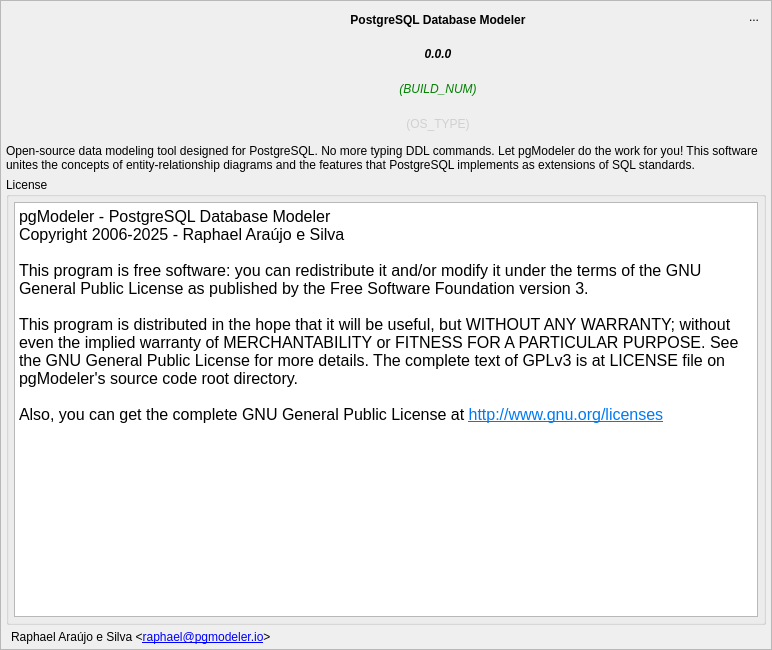
Above: libs/libgui/ui/widgets/aboutwidget.ui from arichiardi/pgmodeler before the change. Below: the same form after it.
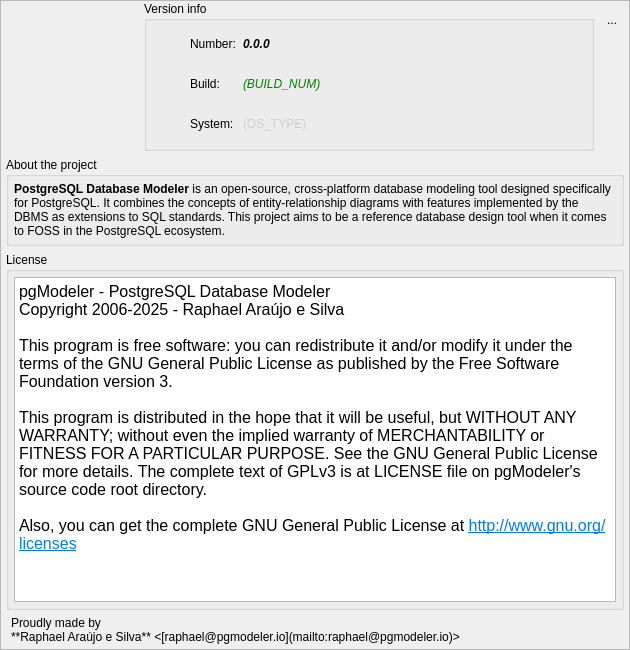
That is the form after the change. Icons and pictures are not drawn.

Commit message: Rearranged the UI of AboutWidget and UpdateNotifierWidget

```diff
--- a/libs/libgui/ui/widgets/aboutwidget.ui
+++ b/libs/libgui/ui/widgets/aboutwidget.ui
@@ -9,7 +9,7 @@
    <rect>
     <x>0</x>
     <y>0</y>
-    <width>772</width>
+    <width>630</width>
     <height>650</height>
    </rect>
   </property>
@@ -21,8 +21,8 @@
   </property>
   <property name="minimumSize">
    <size>
-    <width>550</width>
-    <height>530</height>
+    <width>630</width>
+    <height>650</height>
    </size>
   </property>
   <property name="maximumSize">
@@ -71,6 +71,75 @@
      <property name="frameShadow">
       <enum>QFrame::Shadow::Raised</enum>
      </property>
+     <layout class="QGridLayout" name="gridLayout_5">
+      <property name="leftMargin">
+       <number>5</number>
+      </property>
+      <property name="topMargin">
+       <number>0</number>
+      </property>
+      <property name="rightMargin">
+       <number>5</number>
+      </property>
+      <property name="bottomMargin">
+       <number>5</number>
+      </property>
+      <item row="0" column="0">
+       <layout class="QHBoxLayout" name="horizontalLayout_2">
+        <property name="spacing">
+         <number>10</number>
+        </property>
+        <item>
+         <widget class="QLabel" name="label">
+          <property name="sizePolicy">
+           <sizepolicy hsizetype="Fixed" vsizetype="Fixed">
+            <horstretch>0</horstretch>
+            <verstretch>0</verstretch>
+           </sizepolicy>
+          </property>
+          <property name="minimumSize">
+           <size>
+            <width>128</width>
+            <height>128</height>
+           </size>
+          </property>
+          <property name="maximumSize">
+           <size>
+            <width>140</width>
+            <height>140</height>
+           </size>
+          </property>
+          <property name="text">
+           <string/>
+          </property>
+          <property name="pixmap">
+           <pixmap resource="../../../../priv-plugins/res/logoicons.qrc">:/images/images/pgmodeler_splash.png</pixmap>
+          </property>
+          <property name="scaledContents">
+           <bool>true</bool>
+          </property>
+          <property name="alignment">
+           <set>Qt::AlignmentFlag::AlignCenter</set>
+          </property>
+         </widget>
+        </item>
+        <item>
+         <widget class="QGroupBox" name="groupBox_3">
+          <property name="sizePolicy">
+           <sizepolicy hsizetype="Expanding" vsizetype="Preferred">
+            <horstretch>0</horstretch>
+            <verstretch>0</verstretch>
+           </sizepolicy>
+          </property>
+          <property name="minimumSize">
+           <size>
+            <width>0</width>
+            <height>150</height>
+           </size>
+          </property>
+          <property name="title">
+           <string>Version info</string>
+          </property>
      <layout class="QGridLayout" name="gridLayout_4">
       <property name="leftMargin">
        <number>5</number>
@@ -84,15 +153,39 @@
       <property name="bottomMargin">
        <number>5</number>
       </property>
-      <property name="spacing">
-       <number>5</number>
-      </property>
-      <item row="0" column="1" rowspan="2">
-       <layout class="QGridLayout" name="gridLayout_2">
-        <property name="spacing">
-         <number>5</number>
-        </property>
-        <item row="1" column="1" colspan="2">
+           <item row="0" column="0">
+            <widget class="QLabel" name="label_4">
+             <property name="minimumSize">
+              <size>
+               <width>32</width>
+               <height>32</height>
+              </size>
+             </property>
+             <property name="maximumSize">
+              <size>
+               <width>32</width>
+               <height>32</height>
+              </size>
+             </property>
+             <property name="text">
+              <string/>
+             </property>
+             <property name="pixmap">
+              <pixmap resource="../../res/resources.qrc">:/icons/icons/info.png</pixmap>
+             </property>
+             <property name="scaledContents">
+              <bool>true</bool>
+             </property>
+            </widget>
+           </item>
+           <item row="0" column="1">
+            <widget class="QLabel" name="label_5">
+             <property name="text">
+              <string>Number:</string>
+             </property>
+            </widget>
+           </item>
+           <item row="0" column="2">
          <widget class="QLabel" name="pgmodeler_ver_lbl">
           <property name="sizePolicy">
            <sizepolicy hsizetype="Expanding" vsizetype="Preferred">
@@ -125,38 +218,43 @@
            <string>0.0.0</string>
           </property>
           <property name="alignment">
-           <set>Qt::AlignmentFlag::AlignCenter</set>
+              <set>Qt::AlignmentFlag::AlignLeading|Qt::AlignmentFlag::AlignLeft|Qt::AlignmentFlag::AlignVCenter</set>
           </property>
          </widget>
         </item>
-        <item row="0" column="0" colspan="4">
-         <widget class="QLabel" name="title_lbl">
-          <property name="sizePolicy">
-           <sizepolicy hsizetype="Expanding" vsizetype="Fixed">
-            <horstretch>0</horstretch>
-            <verstretch>0</verstretch>
-           </sizepolicy>
-          </property>
-          <property name="font">
-           <font>
-            <bold>true</bold>
-           </font>
+           <item row="1" column="0">
+            <widget class="QLabel" name="label_3">
+             <property name="minimumSize">
+              <size>
+               <width>32</width>
+               <height>32</height>
+              </size>
+             </property>
+             <property name="maximumSize">
+              <size>
+               <width>32</width>
+               <height>32</height>
+              </size>
           </property>
           <property name="text">
-           <string>PostgreSQL Database Modeler</string>
-          </property>
-          <property name="alignment">
-           <set>Qt::AlignmentFlag::AlignCenter</set>
-          </property>
-          <property name="wordWrap">
+              <string/>
+             </property>
+             <property name="pixmap">
+              <pixmap resource="../../res/resources.qrc">:/icons/icons/function1.png</pixmap>
+             </property>
+             <property name="scaledContents">
            <bool>true</bool>
           </property>
-          <property name="textInteractionFlags">
-           <set>Qt::TextInteractionFlag::LinksAccessibleByMouse|Qt::TextInteractionFlag::TextSelectableByMouse</set>
+            </widget>
+           </item>
+           <item row="1" column="1">
+            <widget class="QLabel" name="label_6">
+             <property name="text">
+              <string>Build:</string>
           </property>
          </widget>
         </item>
-        <item row="2" column="1" colspan="2">
+           <item row="1" column="2">
          <widget class="QLabel" name="build_num_lbl">
           <property name="sizePolicy">
            <sizepolicy hsizetype="Preferred" vsizetype="Preferred">
@@ -211,7 +309,7 @@
            <string>(BUILD_NUM)</string>
           </property>
           <property name="alignment">
-           <set>Qt::AlignmentFlag::AlignCenter</set>
+              <set>Qt::AlignmentFlag::AlignLeading|Qt::AlignmentFlag::AlignLeft|Qt::AlignmentFlag::AlignVCenter</set>
           </property>
           <property name="indent">
            <number>-1</number>
@@ -221,7 +319,39 @@
           </property>
          </widget>
         </item>
-        <item row="3" column="1" colspan="2">
+           <item row="2" column="0">
+            <widget class="QLabel" name="label_2">
+             <property name="minimumSize">
+              <size>
+               <width>32</width>
+               <height>32</height>
+              </size>
+             </property>
+             <property name="maximumSize">
+              <size>
+               <width>32</width>
+               <height>32</height>
+              </size>
+             </property>
+             <property name="text">
+              <string/>
+             </property>
+             <property name="pixmap">
+              <pixmap resource="../../res/resources.qrc">:/icons/icons/server.png</pixmap>
+             </property>
+             <property name="scaledContents">
+              <bool>true</bool>
+             </property>
+            </widget>
+           </item>
+           <item row="2" column="1">
+            <widget class="QLabel" name="label_7">
+             <property name="text">
+              <string>System: </string>
+             </property>
+            </widget>
+           </item>
+           <item row="2" column="2">
          <widget class="QLabel" name="os_type_lbl">
           <property name="sizePolicy">
            <sizepolicy hsizetype="Preferred" vsizetype="Preferred">
@@ -303,7 +433,7 @@
            <string>(OS_TYPE)</string>
           </property>
           <property name="alignment">
-           <set>Qt::AlignmentFlag::AlignCenter</set>
+              <set>Qt::AlignmentFlag::AlignLeading|Qt::AlignmentFlag::AlignLeft|Qt::AlignmentFlag::AlignVCenter</set>
           </property>
           <property name="indent">
            <number>-1</number>
@@ -313,77 +443,17 @@
           </property>
          </widget>
         </item>
-        <item row="1" column="0" rowspan="3">
-         <spacer name="horizontalSpacer">
-          <property name="orientation">
-           <enum>Qt::Orientation::Horizontal</enum>
-          </property>
-          <property name="sizeHint" stdset="0">
-           <size>
-            <width>40</width>
-            <height>20</height>
-           </size>
-          </property>
-         </spacer>
-        </item>
-        <item row="1" column="3" rowspan="3">
-         <spacer name="horizontalSpacer_2">
-          <property name="orientation">
-           <enum>Qt::Orientation::Horizontal</enum>
-          </property>
-          <property name="sizeHint" stdset="0">
-           <size>
-            <width>40</width>
-            <height>20</height>
-           </size>
-          </property>
-         </spacer>
-        </item>
-       </layout>
-      </item>
-      <item row="2" column="0" colspan="3">
-       <widget class="QLabel" name="about_lbl">
-        <property name="sizePolicy">
-         <sizepolicy hsizetype="Expanding" vsizetype="Preferred">
-          <horstretch>0</horstretch>
-          <verstretch>0</verstretch>
-         </sizepolicy>
-        </property>
-        <property name="minimumSize">
-         <size>
-          <width>0</width>
-          <height>0</height>
-         </size>
-        </property>
-        <property name="font">
-         <font>
-          <italic>false</italic>
-         </font>
-        </property>
-        <property name="frameShape">
-         <enum>QFrame::Shape::NoFrame</enum>
-        </property>
-        <property name="text">
-         <string>Open-source data modeling tool designed for PostgreSQL. No more typing DDL commands. Let pgModeler do the work for you! This software unites the concepts of entity-relationship diagrams and the features that PostgreSQL implements as extensions of SQL standards.</string>
-        </property>
-        <property name="textFormat">
-         <enum>Qt::TextFormat::PlainText</enum>
-        </property>
-        <property name="alignment">
-         <set>Qt::AlignmentFlag::AlignLeading|Qt::AlignmentFlag::AlignLeft|Qt::AlignmentFlag::AlignTop</set>
-        </property>
-        <property name="wordWrap">
-         <bool>true</bool>
-        </property>
-        <property name="margin">
-         <number>0</number>
-        </property>
-        <property name="textInteractionFlags">
-         <set>Qt::TextInteractionFlag::TextSelectableByMouse</set>
-        </property>
-       </widget>
-      </item>
-      <item row="0" column="2">
+          </layout>
+         </widget>
+        </item>
+       </layout>
+      </item>
+      <item row="0" column="1">
+       <layout class="QVBoxLayout" name="verticalLayout_2">
+        <property name="spacing">
+         <number>5</number>
+        </property>
+        <item>
        <widget class="QToolButton" name="hide_tb">
         <property name="toolTip">
          <string>Hide this widget</string>
@@ -409,7 +479,88 @@
         </property>
        </widget>
       </item>
-      <item row="3" column="0" colspan="3">
+        <item>
+         <spacer name="verticalSpacer">
+          <property name="orientation">
+           <enum>Qt::Orientation::Vertical</enum>
+          </property>
+          <property name="sizeType">
+           <enum>QSizePolicy::Policy::Minimum</enum>
+          </property>
+          <property name="sizeHint" stdset="0">
+           <size>
+            <width>17</width>
+            <height>112</height>
+           </size>
+          </property>
+         </spacer>
+        </item>
+       </layout>
+      </item>
+      <item row="1" column="0" colspan="2">
+       <widget class="QGroupBox" name="groupBox_2">
+        <property name="title">
+         <string>About the project</string>
+        </property>
+        <layout class="QHBoxLayout" name="horizontalLayout">
+         <property name="leftMargin">
+          <number>5</number>
+         </property>
+         <property name="topMargin">
+          <number>5</number>
+         </property>
+         <property name="rightMargin">
+          <number>5</number>
+         </property>
+         <property name="bottomMargin">
+          <number>5</number>
+         </property>
+         <item>
+          <widget class="QLabel" name="about_lbl">
+           <property name="sizePolicy">
+            <sizepolicy hsizetype="Expanding" vsizetype="Preferred">
+             <horstretch>0</horstretch>
+             <verstretch>0</verstretch>
+            </sizepolicy>
+           </property>
+           <property name="minimumSize">
+            <size>
+             <width>0</width>
+             <height>0</height>
+            </size>
+           </property>
+           <property name="font">
+            <font>
+             <italic>false</italic>
+            </font>
+           </property>
+           <property name="frameShape">
+            <enum>QFrame::Shape::NoFrame</enum>
+           </property>
+           <property name="text">
+            <string>&lt;strong&gt;PostgreSQL Database Modeler&lt;/strong&gt; is an open-source, cross-platform database modeling tool designed specifically for PostgreSQL. It combines the concepts of entity-relationship diagrams with features implemented by the DBMS as extensions to SQL standards. This project aims to be a reference database design tool when it comes to FOSS in the PostgreSQL ecosystem.</string>
+           </property>
+           <property name="textFormat">
+            <enum>Qt::TextFormat::AutoText</enum>
+           </property>
+           <property name="alignment">
+            <set>Qt::AlignmentFlag::AlignLeading|Qt::AlignmentFlag::AlignLeft|Qt::AlignmentFlag::AlignTop</set>
+           </property>
+           <property name="wordWrap">
+            <bool>true</bool>
+           </property>
+           <property name="margin">
+            <number>0</number>
+           </property>
+           <property name="textInteractionFlags">
+            <set>Qt::TextInteractionFlag::TextSelectableByMouse</set>
+           </property>
+          </widget>
+         </item>
+        </layout>
+       </widget>
+      </item>
+      <item row="2" column="0" colspan="2">
        <widget class="QGroupBox" name="groupBox">
         <property name="title">
          <string>License</string>
@@ -491,27 +642,33 @@
         </layout>
        </widget>
       </item>
-      <item row="1" column="2">
-       <spacer name="verticalSpacer">
-        <property name="orientation">
-         <enum>Qt::Orientation::Vertical</enum>
-        </property>
-        <property name="sizeType">
-         <enum>QSizePolicy::Policy::Fixed</enum>
-        </property>
-        <property name="sizeHint" stdset="0">
-         <size>
-          <width>17</width>
-          <height>112</height>
-         </size>
-        </property>
-       </spacer>
-      </item>
-      <item row="4" column="0" colspan="3">
+      <item row="3" column="0" colspan="2">
        <layout class="QGridLayout" name="gridLayout">
         <property name="spacing">
          <number>5</number>
         </property>
+        <item row="0" column="0" rowspan="2">
+         <widget class="QLabel" name="copyright_lbl">
+          <property name="sizePolicy">
+           <sizepolicy hsizetype="Expanding" vsizetype="Fixed">
+            <horstretch>0</horstretch>
+            <verstretch>0</verstretch>
+           </sizepolicy>
+          </property>
+          <property name="text">
+           <string>Proudly made by &lt;br/&gt;**Raphael Araújo e Silva** &lt;[raphael@pgmodeler.io](mailto:raphael@pgmodeler.io)&gt;</string>
+          </property>
+          <property name="textFormat">
+           <enum>Qt::TextFormat::MarkdownText</enum>
+          </property>
+          <property name="indent">
+           <number>5</number>
+          </property>
+          <property name="openExternalLinks">
+           <bool>true</bool>
+          </property>
+         </widget>
+        </item>
         <item row="0" column="1" rowspan="2">
          <widget class="QLabel" name="brazil_flag_lbl">
           <property name="sizePolicy">
@@ -522,7 +679,7 @@
           </property>
           <property name="maximumSize">
            <size>
-            <width>77</width>
+            <width>72</width>
             <height>48</height>
            </size>
           </property>
@@ -546,61 +703,8 @@
           </property>
          </widget>
         </item>
-        <item row="0" column="0" rowspan="2">
-         <widget class="QLabel" name="copyright_lbl">
-          <property name="sizePolicy">
-           <sizepolicy hsizetype="Expanding" vsizetype="Fixed">
-            <horstretch>0</horstretch>
-            <verstretch>0</verstretch>
-           </sizepolicy>
-          </property>
-          <property name="text">
-           <string>Raphael Araújo e Silva &amp;lt;&lt;a href=&quot;mailto:raphael@pgmodeler.io&quot;&gt;raphael@pgmodeler.io&lt;/a&gt;&amp;gt;</string>
-          </property>
-          <property name="textFormat">
-           <enum>Qt::TextFormat::AutoText</enum>
-          </property>
-          <property name="indent">
-           <number>5</number>
-          </property>
-          <property name="openExternalLinks">
-           <bool>true</bool>
-          </property>
-         </widget>
-        </item>
        </layout>
       </item>
-      <item row="0" column="0" rowspan="2">
-       <widget class="QLabel" name="label">
-        <property name="sizePolicy">
-         <sizepolicy hsizetype="Fixed" vsizetype="Fixed">
-          <horstretch>0</horstretch>
-          <verstretch>0</verstretch>
-         </sizepolicy>
-        </property>
-        <property name="minimumSize">
-         <size>
-          <width>128</width>
-          <height>128</height>
-         </size>
-        </property>
-        <property name="maximumSize">
-         <size>
-          <width>140</width>
-          <height>140</height>
-         </size>
-        </property>
-        <property name="text">
-         <string/>
-        </property>
-        <property name="pixmap">
-         <pixmap resource="../../../../priv-plugins/res/logoicons.qrc">:/images/images/pgmodeler_splash.png</pixmap>
-        </property>
-        <property name="scaledContents">
-         <bool>true</bool>
-        </property>
-       </widget>
-      </item>
      </layout>
     </widget>
    </item>
```
Left out of the diff: 2 changed lines with no effect on the pictures. Lines whose indentation alone changed are shown as unchanged. The commit also changes 6 other files.
